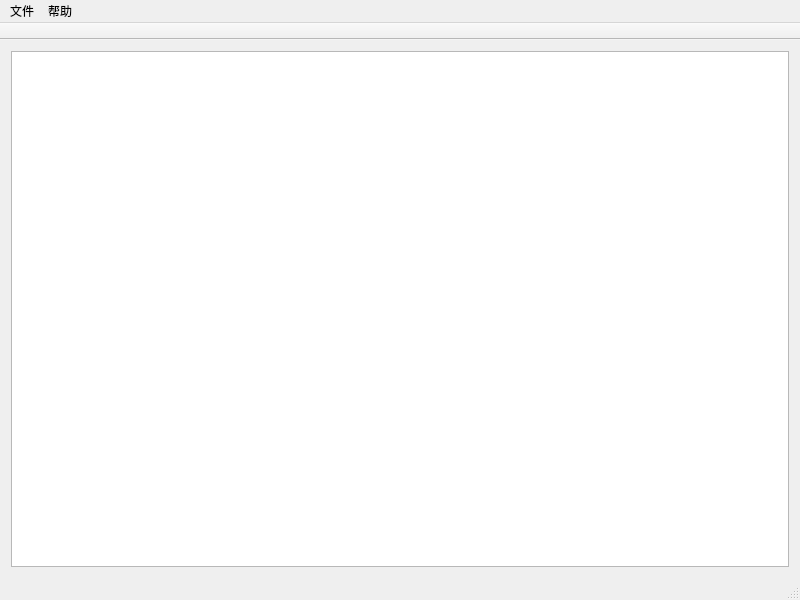
The window that mainwindow.ui (sonichy/HTYHex) describes before a commit, drawn with Qt 5.
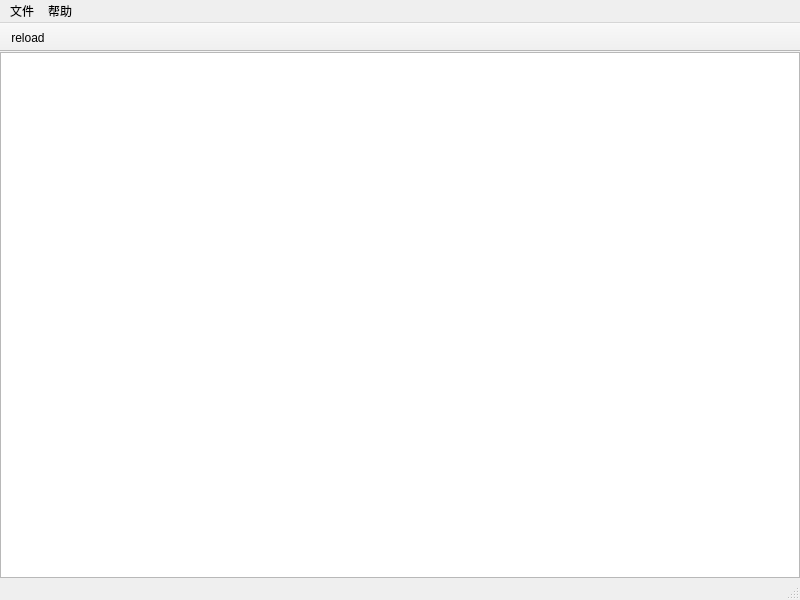
The same window after the commit. Icons and pictures are not drawn.

```diff
--- a/mainwindow.ui
+++ b/mainwindow.ui
@@ -19,6 +19,21 @@
   </property>
   <widget class="QWidget" name="centralWidget">
    <layout class="QVBoxLayout" name="verticalLayout">
+    <property name="spacing">
+     <number>0</number>
+    </property>
+    <property name="leftMargin">
+     <number>0</number>
+    </property>
+    <property name="topMargin">
+     <number>0</number>
+    </property>
+    <property name="rightMargin">
+     <number>0</number>
+    </property>
+    <property name="bottomMargin">
+     <number>0</number>
+    </property>
     <item>
      <widget class="QTextEdit" name="textEdit"/>
     </item>
@@ -61,6 +76,7 @@
    <attribute name="toolBarBreak">
     <bool>false</bool>
    </attribute>
+   <addaction name="actionReload"/>
   </widget>
   <widget class="QStatusBar" name="statusBar"/>
   <action name="action_open">
@@ -103,6 +119,21 @@
     <string>F1</string>
    </property>
   </action>
+  <action name="actionReload">
+   <property name="icon">
+    <iconset resource="res.qrc">
+     <normaloff>:/refresh.png</normaloff>:/refresh.png</iconset>
+   </property>
+   <property name="text">
+    <string>reload</string>
+   </property>
+   <property name="toolTip">
+    <string>重载</string>
+   </property>
+   <property name="shortcut">
+    <string>Ctrl+R</string>
+   </property>
+  </action>
  </widget>
  <layoutdefault spacing="6" margin="11"/>
  <resources/>
```
Left out of the diff: 4 changed lines with no effect on the pictures.
